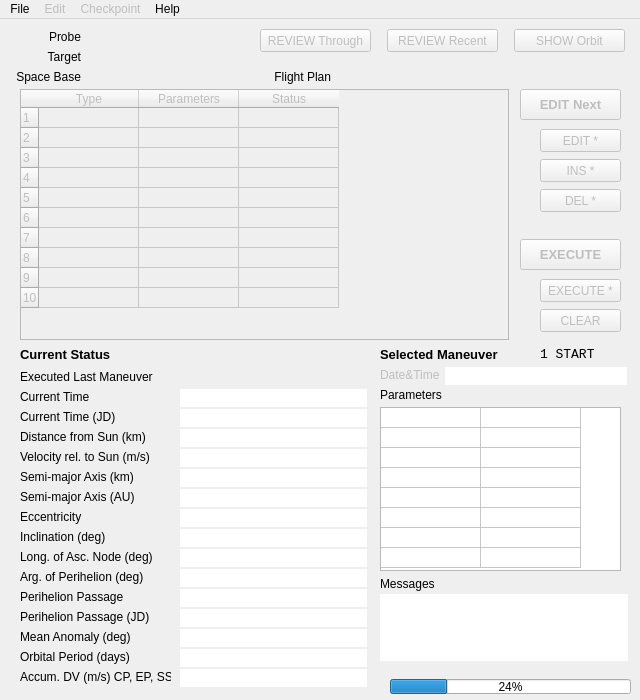
The window that source/ui/mainwindow.ui (whiskie14142/SolarSystemVoyager) describes before a commit, drawn with Qt 5.
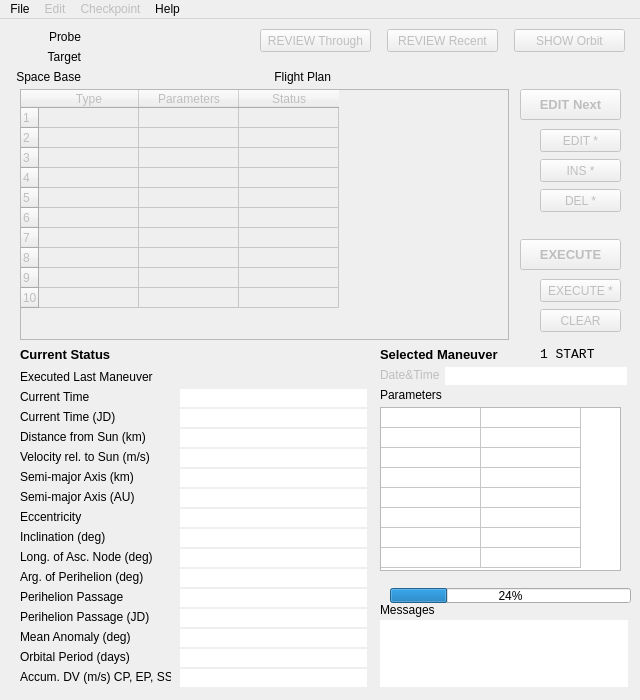
The same window after the commit.

The edit to the form file:
```diff
--- a/source/ui/mainwindow.ui
+++ b/source/ui/mainwindow.ui
@@ -783,7 +783,7 @@
     <property name="geometry">
      <rect>
       <x>380</x>
-      <y>644</y>
+      <y>553</y>
       <width>241</width>
       <height>16</height>
      </rect>
@@ -799,7 +799,7 @@
     <property name="geometry">
      <rect>
       <x>390</x>
-      <y>660</y>
+      <y>569</y>
       <width>241</width>
       <height>15</height>
      </rect>
@@ -1337,7 +1337,7 @@
     <property name="geometry">
      <rect>
       <x>380</x>
-      <y>575</y>
+      <y>601</y>
       <width>248</width>
       <height>67</height>
      </rect>
@@ -1376,7 +1376,7 @@
     <property name="geometry">
      <rect>
       <x>380</x>
-      <y>557</y>
+      <y>583</y>
       <width>131</width>
       <height>16</height>
      </rect>
```
Left out of the diff: 62 changed lines with no effect on the pictures.
